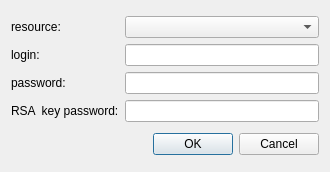
Qt form python/soma_workflow/gui/connection_dlg.ui (populse/soma-workflow) before a commit.
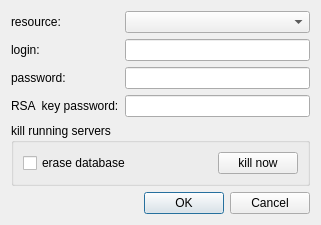
The same form after that commit.

Commit message: added possibility to kill servers and erase database on the remote computing resource from the connection GUI

The edit to the form file:
```diff
--- a/python/soma_workflow/gui/connection_dlg.ui
+++ b/python/soma_workflow/gui/connection_dlg.ui
@@ -6,10 +6,16 @@
    <rect>
     <x>0</x>
     <y>0</y>
-    <width>330</width>
+    <width>321</width>
     <height>172</height>
    </rect>
   </property>
+  <property name="sizePolicy">
+   <sizepolicy hsizetype="Preferred" vsizetype="Preferred">
+    <horstretch>0</horstretch>
+    <verstretch>0</verstretch>
+   </sizepolicy>
+  </property>
   <property name="maximumSize">
    <size>
     <width>16777215</width>
@@ -75,6 +81,38 @@
      </item>
     </layout>
    </item>
+   <item>
+    <widget class="QGroupBox" name="kill_group">
+     <property name="toolTip">
+      <string>&lt;html&gt;&lt;head/&gt;&lt;body&gt;&lt;p&gt;Kill the engine and database servers on the selected computiing resource.&lt;/p&gt;&lt;p&gt;This action may help when connection is not working: in some situation running servers have gone wrong, but are still running, preventing new connections to work.&lt;/p&gt;&lt;p&gt;If the &amp;quot;erase database&amp;quot; option is also checked, the existing database file on the server will be erased after servers are killed. This allows to recover after database corruption, but all existing workflows and jobs will be lost.&lt;/p&gt;&lt;/body&gt;&lt;/html&gt;</string>
+     </property>
+     <property name="title">
+      <string>kill running servers</string>
+     </property>
+     <layout class="QHBoxLayout" name="horizontalLayout_2">
+      <item>
+       <widget class="QCheckBox" name="erase_db_checkbox">
+        <property name="text">
+         <string>erase database</string>
+        </property>
+       </widget>
+      </item>
+      <item>
+       <widget class="QPushButton" name="kill_button">
+        <property name="sizePolicy">
+         <sizepolicy hsizetype="Fixed" vsizetype="Fixed">
+          <horstretch>0</horstretch>
+          <verstretch>0</verstretch>
+         </sizepolicy>
+        </property>
+        <property name="text">
+         <string>kill now</string>
+        </property>
+       </widget>
+      </item>
+     </layout>
+    </widget>
+   </item>
    <item>
     <layout class="QHBoxLayout" name="horizontalLayout">
      <item>
```
The commit also changes 1 other file.
